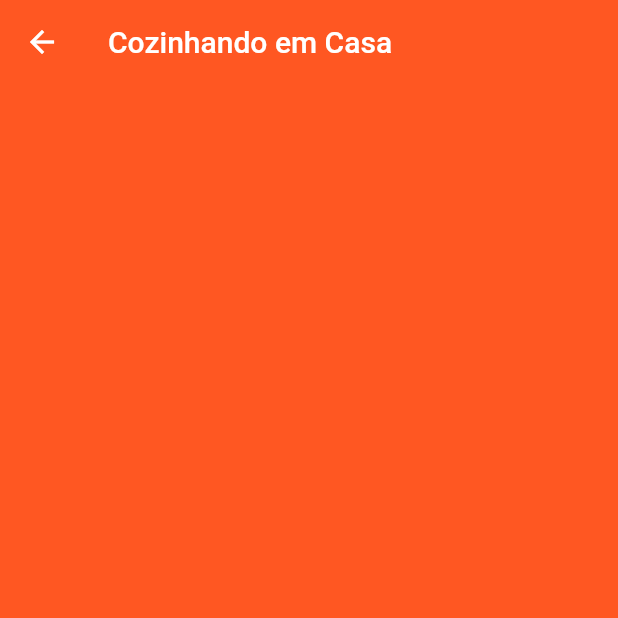
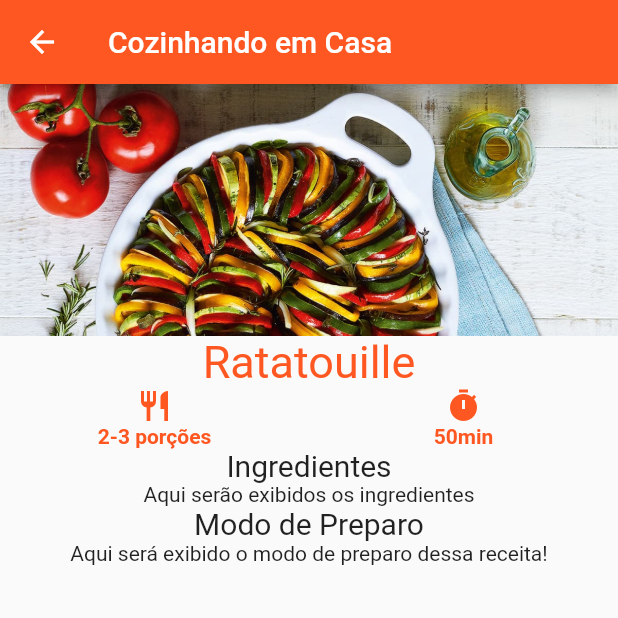
Before and after one commit to ohenriquemonte/intro-flutter-alr, a Flutter app: the screen it shows after launch, after a tap on "Ratatouille", on a phone screen of 412 x 824 dp, the top half of it. Run offline on Flutter 3.47's test engine with Material 2 defaults, Android fonts, the phone set to English and light mode, and no system bars.

Commit message:
05.03 - Construindo página de Detalhes

```diff
--- a/lib/telas/detalhes/detalhes.dart
+++ b/lib/telas/detalhes/detalhes.dart
@@ -3,10 +3,75 @@ import 'package:flutter/material.dart';
 class Detalhes extends StatelessWidget {
   @override
   Widget build(BuildContext context) {
-    return _construirAppBar();
+    return _construirDetalhes();
+  }
+
+  Widget _construirDetalhes() {
+    return Scaffold(
+      body: Column(
+        children: [
+          _construirImagemDetalhes('assets/images/ratatouille.jpg'),
+          _construirTituloDetalhes('Ratatouille'),
+          _construirLinhaIconesDetalhes('2-3 porções', '50min'),
+          _construirSubtituloDetalhes('Ingredientes'),
+          _construirTextoDetalhes('Aqui serão exibidos os ingredientes'),
+          //   Padding(padding: EdgeInsets.fromLTRB(0, 5.0, 0, 5.0)),
+          _construirSubtituloDetalhes('Modo de Preparo'),
+          _construirTextoDetalhes(
+              'Aqui será exibido o modo de preparo dessa receita!')
+        ],
+      ),
+      appBar: _construirAppBar(),
+    );
+  }
+
+  Widget _construirImagemDetalhes(foto) {
+    return Image.asset(foto);
+  }
+
+  Widget _construirTituloDetalhes(titulo) {
+    return Text(
+      titulo,
+      style: TextStyle(color: Colors.deepOrange, fontSize: 30.0),
+    );
+  }
+
+  Widget _construirLinhaIconesDetalhes(rendimento, tempoPreparo) {
+    return Row(children: [
+      _construirColunaIconesDetalhes(Icons.restaurant, rendimento),
+      _construirColunaIconesDetalhes(Icons.timer, tempoPreparo)
+    ]);
+  }
+
+  Widget _construirColunaIconesDetalhes(icone, texto) {
+    return Expanded(
+      child: Column(children: [
+        Icon(icone, color: Colors.deepOrange),
+        Text(
+          texto,
+          style: TextStyle(
+            color: Colors.deepOrange,
+            fontWeight: FontWeight.bold,
+          ),
+        )
+      ]),
+    );
+  }
+
+  Widget _construirSubtituloDetalhes(subtitulo) {
+    return Text(
+      subtitulo,
+      style: TextStyle(fontSize: 20.0),
+    );
+  }
+
+  Widget _construirTextoDetalhes(texto) {
+    return Text(texto);
   }
 
   Widget _construirAppBar() {
-    return AppBar(title: Text('Cozinhando em Casa'));
+    return AppBar(
+      title: Text('Cozinhando em Casa'),
+    );
   }
 }
```
